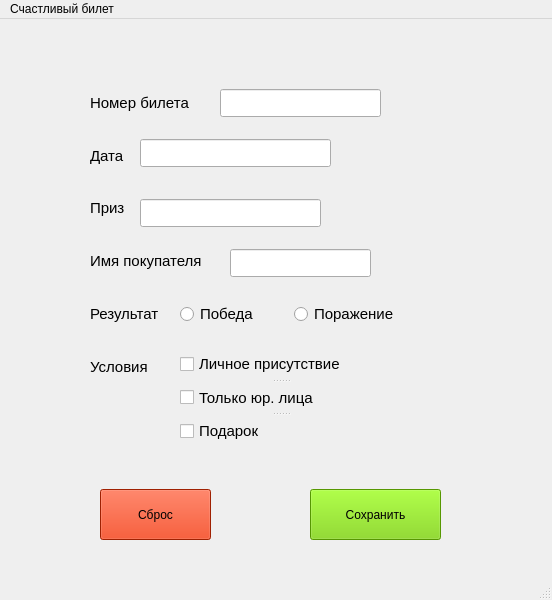
Qt form L4/mainwindow.ui (MothlyJar/StudentLabs) before a commit.
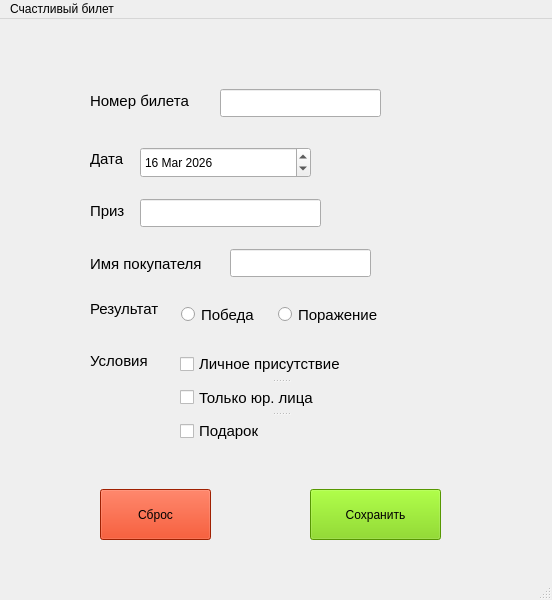
The same form after that commit.

```diff
--- a/L4/mainwindow.ui
+++ b/L4/mainwindow.ui
@@ -14,16 +14,6 @@
    <string>MainWindow</string>
   </property>
   <widget class="QWidget" name="centralwidget">
-   <widget class="QLineEdit" name="date_lE">
-    <property name="geometry">
-     <rect>
-      <x>140</x>
-      <y>120</y>
-      <width>191</width>
-      <height>28</height>
-     </rect>
-    </property>
-   </widget>
    <widget class="QLineEdit" name="ticketNum_lE">
     <property name="geometry">
      <rect>
@@ -1021,42 +1011,6 @@
      <string>Сохранить</string>
     </property>
    </widget>
-   <widget class="QWidget" name="">
-    <property name="geometry">
-     <rect>
-      <x>180</x>
-      <y>280</y>
-      <width>222</width>
-      <height>31</height>
-     </rect>
-    </property>
-    <layout class="QHBoxLayout" name="horizontalLayout">
-     <item>
-      <widget class="QRadioButton" name="result_win_rB">
-       <property name="font">
-        <font>
-         <pointsize>11</pointsize>
-        </font>
-       </property>
-       <property name="text">
-        <string>Победа</string>
-       </property>
-      </widget>
-     </item>
-     <item>
-      <widget class="QRadioButton" name="result_lose_rB">
-       <property name="font">
-        <font>
-         <pointsize>11</pointsize>
-        </font>
-       </property>
-       <property name="text">
-        <string>Поражение</string>
-       </property>
-      </widget>
-     </item>
-    </layout>
-   </widget>
    <widget class="QSplitter" name="splitter">
     <property name="geometry">
      <rect>
@@ -1100,18 +1054,64 @@
      </property>
     </widget>
    </widget>
-   <widget class="QWidget" name="">
+   <widget class="QLabel" name="exeptions">
     <property name="geometry">
      <rect>
+      <x>10</x>
+      <y>20</y>
+      <width>531</width>
+      <height>20</height>
+     </rect>
+    </property>
+    <property name="text">
+     <string/>
+    </property>
+   </widget>
+   <widget class="QLabel" name="result_label">
+    <property name="geometry">
+     <rect>
       <x>90</x>
-      <y>60</y>
-      <width>151</width>
-      <height>311</height>
+      <y>278</y>
+      <width>78</width>
+      <height>24</height>
      </rect>
     </property>
-    <layout class="QVBoxLayout" name="verticalLayout">
-     <item>
+    <property name="font">
+     <font>
+      <pointsize>11</pointsize>
+     </font>
+    </property>
+    <property name="text">
+     <string>Результат</string>
+    </property>
+   </widget>
+   <widget class="QLabel" name="require_label">
+    <property name="geometry">
+     <rect>
+      <x>90</x>
+      <y>330</y>
+      <width>68</width>
+      <height>24</height>
+     </rect>
+    </property>
+    <property name="font">
+     <font>
+      <pointsize>11</pointsize>
+     </font>
+    </property>
+    <property name="text">
+     <string>Условия</string>
+    </property>
+   </widget>
       <widget class="QLabel" name="ticketNum_label">
+    <property name="geometry">
+     <rect>
+      <x>90</x>
+      <y>70</y>
+      <width>117</width>
+      <height>24</height>
+     </rect>
+    </property>
        <property name="font">
         <font>
          <pointsize>11</pointsize>
@@ -1121,9 +1121,15 @@
         <string>Номер билета</string>
        </property>
       </widget>
-     </item>
-     <item>
       <widget class="QLabel" name="date_label">
+    <property name="geometry">
+     <rect>
+      <x>90</x>
+      <y>128</y>
+      <width>38</width>
+      <height>24</height>
+     </rect>
+    </property>
        <property name="font">
         <font>
          <pointsize>11</pointsize>
@@ -1133,21 +1139,15 @@
         <string>Дата</string>
        </property>
       </widget>
-     </item>
-     <item>
-      <widget class="QLabel" name="prize_label">
-       <property name="font">
-        <font>
-         <pointsize>11</pointsize>
-        </font>
-       </property>
-       <property name="text">
-        <string>Приз</string>
-       </property>
-      </widget>
-     </item>
-     <item>
       <widget class="QLabel" name="name_label">
+    <property name="geometry">
+     <rect>
+      <x>90</x>
+      <y>233</y>
+      <width>134</width>
+      <height>24</height>
+     </rect>
+    </property>
        <property name="font">
         <font>
          <pointsize>11</pointsize>
@@ -1157,32 +1157,94 @@
         <string>Имя покупателя</string>
        </property>
       </widget>
-     </item>
-     <item>
-      <widget class="QLabel" name="result_label">
+   <widget class="QLabel" name="prize_label">
+    <property name="geometry">
+     <rect>
+      <x>90</x>
+      <y>180</y>
+      <width>42</width>
+      <height>24</height>
+     </rect>
+    </property>
        <property name="font">
         <font>
          <pointsize>11</pointsize>
         </font>
        </property>
        <property name="text">
-        <string>Результат</string>
-       </property>
-      </widget>
-     </item>
-     <item>
-      <widget class="QLabel" name="require_label">
+     <string>Приз</string>
+    </property>
+   </widget>
+   <widget class="QDateEdit" name="dateEdit">
+    <property name="geometry">
+     <rect>
+      <x>140</x>
+      <y>128</y>
+      <width>171</width>
+      <height>31</height>
+     </rect>
+    </property>
+    <property name="dateTime">
+     <datetime>
+      <hour>0</hour>
+      <minute>0</minute>
+      <second>0</second>
+      <year>2026</year>
+      <month>3</month>
+      <day>16</day>
+     </datetime>
+    </property>
+   </widget>
+   <widget class="QRadioButton" name="result_win_rB">
+    <property name="geometry">
+     <rect>
+      <x>181</x>
+      <y>281</y>
+      <width>90</width>
+      <height>29</height>
+     </rect>
+    </property>
        <property name="font">
         <font>
          <pointsize>11</pointsize>
         </font>
        </property>
        <property name="text">
-        <string>Условия</string>
-       </property>
-      </widget>
-     </item>
-    </layout>
+     <string>Победа</string>
+    </property>
+    <property name="checked">
+     <bool>false</bool>
+    </property>
+    <property name="autoExclusive">
+     <bool>true</bool>
+    </property>
+   </widget>
+   <widget class="QRadioButton" name="result_lose_rB">
+    <property name="geometry">
+     <rect>
+      <x>278</x>
+      <y>281</y>
+      <width>123</width>
+      <height>29</height>
+     </rect>
+    </property>
+    <property name="font">
+     <font>
+      <pointsize>11</pointsize>
+     </font>
+    </property>
+    <property name="text">
+     <string>Поражение</string>
+    </property>
+    <property name="checkable">
+     <bool>true</bool>
+    </property>
+    <property name="checked">
+     <bool>false</bool>
+    </property>
+    <property name="autoExclusive">
+     <bool>true</bool>
+    </property>
    </widget>
   </widget>
   <widget class="QMenuBar" name="menubar">
```
Left out of the diff: 2 changed lines with no effect on the pictures. Lines whose indentation alone changed are shown as unchanged.
